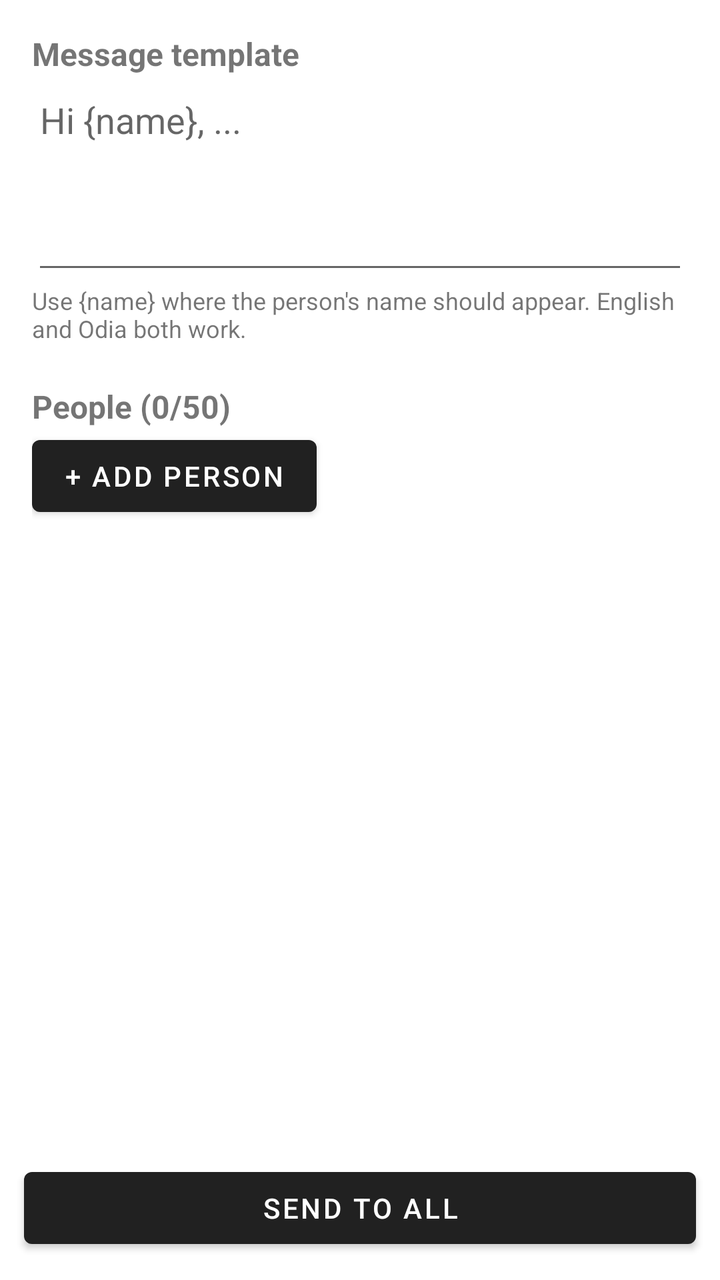
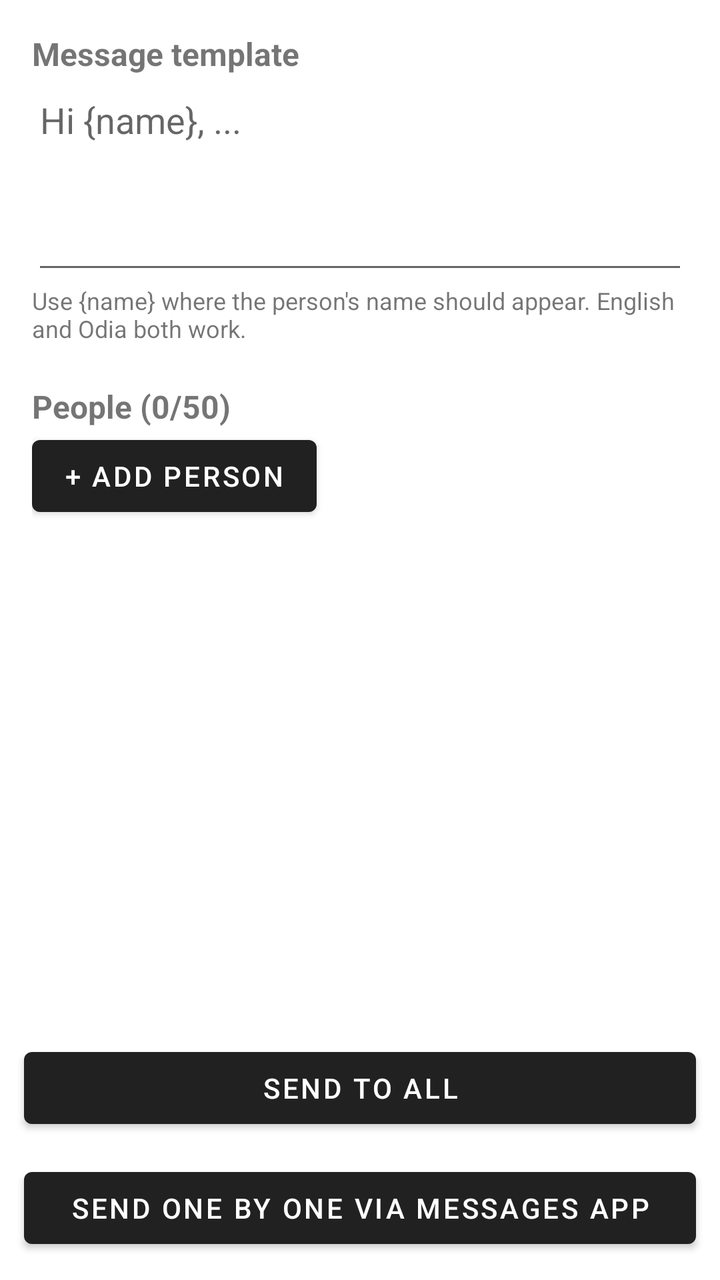

Before-and-after screenshots of an Android layout around one commit, followed by the original layout XML and the change that was made.
<!-- AndroidManifest.xml: application theme Theme.BulkSms -->
<!-- res/layout/activity_main.xml -->
<?xml version="1.0" encoding="utf-8"?>
<LinearLayout xmlns:android="http://schemas.android.com/apk/res/android"
    android:layout_width="match_parent"
    android:layout_height="match_parent"
    android:orientation="vertical">

    <ScrollView
        android:layout_width="match_parent"
        android:layout_height="0dp"
        android:layout_weight="1"
        android:padding="16dp">

        <LinearLayout
            android:layout_width="match_parent"
            android:layout_height="wrap_content"
            android:orientation="vertical">

            <TextView
                android:layout_width="wrap_content"
                android:layout_height="wrap_content"
                android:text="Message template"
                android:textSize="16sp"
                android:textStyle="bold" />

            <EditText
                android:id="@+id/etTemplate"
                android:layout_width="match_parent"
                android:layout_height="wrap_content"
                android:gravity="top"
                android:hint="Hi {name}, ..."
                android:inputType="textMultiLine|textCapSentences"
                android:minLines="4" />

            <TextView
                android:layout_width="wrap_content"
                android:layout_height="wrap_content"
                android:text="Use {name} where the person's name should appear. English and Odia both work."
                android:textSize="12sp" />

            <TextView
                android:id="@+id/tvCount"
                android:layout_width="wrap_content"
                android:layout_height="wrap_content"
                android:layout_marginTop="20dp"
                android:text="People (0/50)"
                android:textSize="16sp"
                android:textStyle="bold" />

            <LinearLayout
                android:id="@+id/container"
                android:layout_width="match_parent"
                android:layout_height="wrap_content"
                android:orientation="vertical" />

            <Button
                android:id="@+id/btnAdd"
                android:layout_width="wrap_content"
                android:layout_height="wrap_content"
                android:text="+ Add person" />

            <TextView
                android:id="@+id/tvStatus"
                android:layout_width="match_parent"
                android:layout_height="wrap_content"
                android:layout_marginTop="12dp" />
        </LinearLayout>
    </ScrollView>

    <Button
        android:id="@+id/btnSend"
        android:layout_width="match_parent"
        android:layout_height="wrap_content"
        android:layout_margin="12dp"
        android:text="Send to all" />
</LinearLayout>
<!-- resources referenced by this layout -->
<resources>
  <style name="Theme.BulkSms" parent="Theme.MaterialComponents.DayNight.DarkActionBar" />
</resources>

<!-- the commit's change to res/layout/activity_main.xml (unified diff, before → after) -->
@@ -72,4 +72,13 @@
         android:layout_height="wrap_content"
         android:layout_margin="12dp"
         android:text="Send to all" />
+
+    <Button
+        android:id="@+id/btnManual"
+        android:layout_width="match_parent"
+        android:layout_height="wrap_content"
+        android:layout_marginStart="12dp"
+        android:layout_marginEnd="12dp"
+        android:layout_marginBottom="12dp"
+        android:text="Send one by one via Messages app" />
 </LinearLayout>
